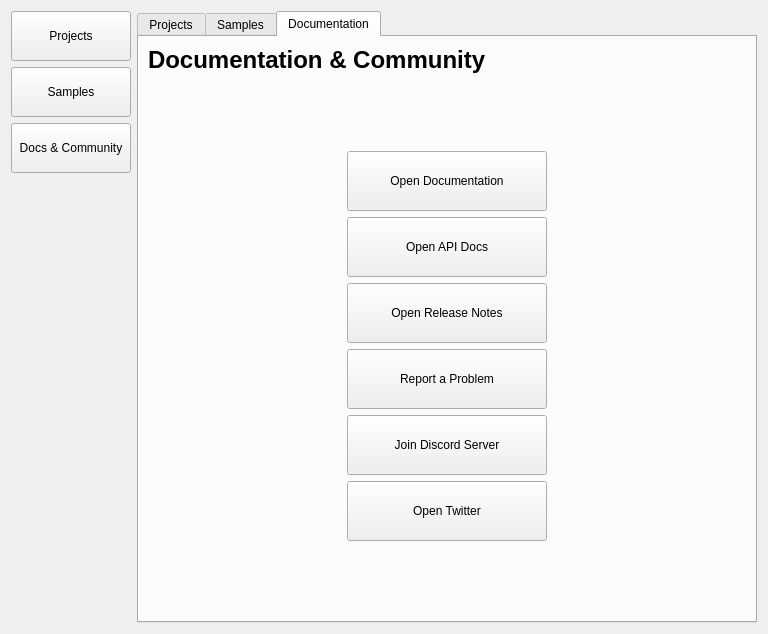
This is Code/Editor/EditorFramework/Dialogs/DashboardDlg.ui in ezEngine/ezEngine as Qt 5 draws it before an edit. The edited form follows.
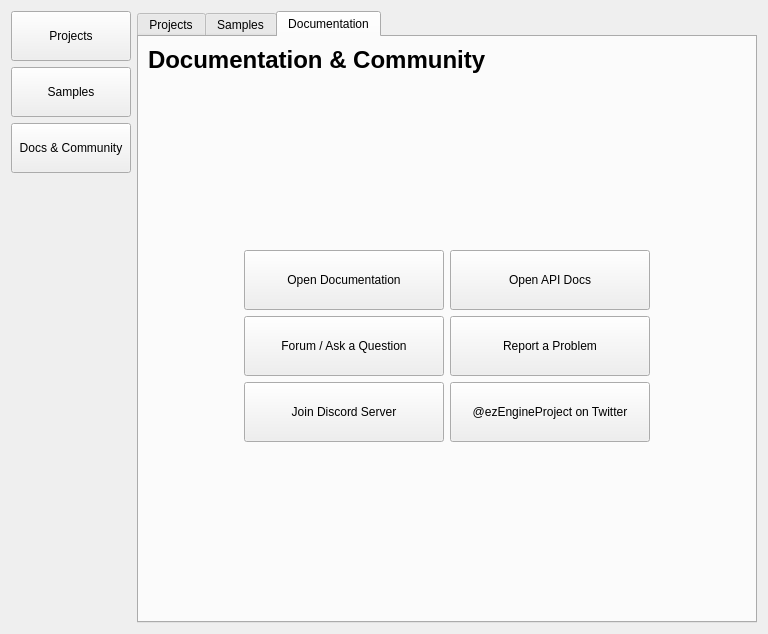
This is the edited form. Icons and pictures are not drawn.

Commit message: Added button to open the forum

Diff of the .ui file:
```diff
--- a/Code/Editor/EditorFramework/Dialogs/DashboardDlg.ui
+++ b/Code/Editor/EditorFramework/Dialogs/DashboardDlg.ui
@@ -354,7 +354,7 @@
       <attribute name="title">
        <string>Documentation</string>
       </attribute>
-      <layout class="QVBoxLayout" name="verticalLayout_6">
+      <layout class="QVBoxLayout" name="verticalLayout_4">
        <item>
         <widget class="QLabel" name="label_3">
          <property name="text">
@@ -362,6 +362,19 @@
          </property>
         </widget>
        </item>
+       <item>
+        <spacer name="verticalSpacer_4">
+         <property name="orientation">
+          <enum>Qt::Vertical</enum>
+         </property>
+         <property name="sizeHint" stdset="0">
+          <size>
+           <width>20</width>
+           <height>162</height>
+          </size>
+         </property>
+        </spacer>
+       </item>
        <item>
         <layout class="QHBoxLayout" name="horizontalLayout_4">
          <item>
@@ -378,21 +391,25 @@
           </spacer>
          </item>
          <item>
-          <layout class="QVBoxLayout" name="verticalLayout_4">
-           <item>
-            <spacer name="verticalSpacer_4">
-             <property name="orientation">
-              <enum>Qt::Vertical</enum>
-             </property>
-             <property name="sizeHint" stdset="0">
+          <layout class="QGridLayout" name="gridLayout">
+           <item row="2" column="1">
+            <widget class="QPushButton" name="OpenTwitter">
+             <property name="minimumSize">
               <size>
-               <width>20</width>
-               <height>38</height>
+               <width>200</width>
+               <height>60</height>
               </size>
              </property>
-            </spacer>
+             <property name="text">
+              <string>@ezEngineProject on Twitter</string>
+             </property>
+             <property name="icon">
+              <iconset resource="../QtResources/resources.qrc">
+               <normaloff>:/EditorFramework/Icons/Twitter.svg</normaloff>:/EditorFramework/Icons/Twitter.svg</iconset>
+             </property>
+            </widget>
            </item>
-           <item>
+           <item row="0" column="0">
             <widget class="QPushButton" name="OpenDocs">
              <property name="minimumSize">
               <size>
@@ -409,50 +426,7 @@
              </property>
             </widget>
            </item>
-           <item>
-            <widget class="QPushButton" name="OpenApiDocs">
-             <property name="minimumSize">
-              <size>
-               <width>200</width>
-               <height>60</height>
-              </size>
-             </property>
-             <property name="text">
-              <string>Open API Docs</string>
-             </property>
-            </widget>
-           </item>
-           <item>
-            <widget class="QPushButton" name="OpenReleaseNotes">
-             <property name="minimumSize">
-              <size>
-               <width>200</width>
-               <height>60</height>
-              </size>
-             </property>
-             <property name="text">
-              <string>Open Release Notes</string>
-             </property>
-            </widget>
-           </item>
-           <item>
-            <widget class="QPushButton" name="ReportProblem">
-             <property name="minimumSize">
-              <size>
-               <width>200</width>
-               <height>60</height>
-              </size>
-             </property>
-             <property name="text">
-              <string>Report a Problem</string>
-             </property>
-             <property name="icon">
-              <iconset resource="../QtResources/resources.qrc">
-               <normaloff>:/EditorFramework/Icons/GitHub.svg</normaloff>:/EditorFramework/Icons/GitHub.svg</iconset>
-             </property>
-            </widget>
-           </item>
-           <item>
+           <item row="2" column="0">
             <widget class="QPushButton" name="OpenDiscord">
              <property name="minimumSize">
               <size>
@@ -469,8 +443,8 @@
              </property>
             </widget>
            </item>
-           <item>
-            <widget class="QPushButton" name="OpenTwitter">
+           <item row="1" column="1">
+            <widget class="QPushButton" name="ReportProblem">
              <property name="minimumSize">
               <size>
                <width>200</width>
@@ -478,7 +452,7 @@
               </size>
              </property>
              <property name="text">
-              <string>Open Twitter</string>
+              <string>Report a Problem</string>
              </property>
              <property name="icon">
               <iconset resource="../QtResources/resources.qrc">
@@ -486,18 +460,39 @@
              </property>
             </widget>
            </item>
-           <item>
-            <spacer name="verticalSpacer">
-             <property name="orientation">
-              <enum>Qt::Vertical</enum>
+           <item row="1" column="0">
+            <widget class="QPushButton" name="GitHubDiscussions">
+             <property name="minimumSize">
+              <size>
+               <width>200</width>
+               <height>60</height>
+              </size>
              </property>
-             <property name="sizeHint" stdset="0">
+             <property name="text">
+              <string>Forum / Ask a Question</string>
+             </property>
+             <property name="icon">
+              <iconset resource="../QtResources/resources.qrc">
+               <normaloff>:/EditorFramework/Icons/GitHub.svg</normaloff>:/EditorFramework/Icons/GitHub.svg</iconset>
+             </property>
+            </widget>
+           </item>
+           <item row="0" column="1">
+            <widget class="QPushButton" name="OpenApiDocs">
+             <property name="minimumSize">
               <size>
-               <width>20</width>
-               <height>38</height>
+               <width>200</width>
+               <height>60</height>
               </size>
              </property>
-            </spacer>
+             <property name="text">
+              <string>Open API Docs</string>
+             </property>
+             <property name="icon">
+              <iconset resource="../../../Tools/Libs/GuiFoundation/QtResources/resources.qrc">
+               <normaloff>:/GuiFoundation/EZ-logo.svg</normaloff>:/GuiFoundation/EZ-logo.svg</iconset>
+             </property>
+            </widget>
            </item>
           </layout>
          </item>
@@ -516,6 +511,19 @@
          </item>
         </layout>
        </item>
+       <item>
+        <spacer name="verticalSpacer">
+         <property name="orientation">
+          <enum>Qt::Vertical</enum>
+         </property>
+         <property name="sizeHint" stdset="0">
+          <size>
+           <width>20</width>
+           <height>161</height>
+          </size>
+         </property>
+        </spacer>
+       </item>
       </layout>
      </widget>
     </widget>
```
Left out of the diff: 2 changed lines with no effect on the pictures. The commit also changes 21 other files.
